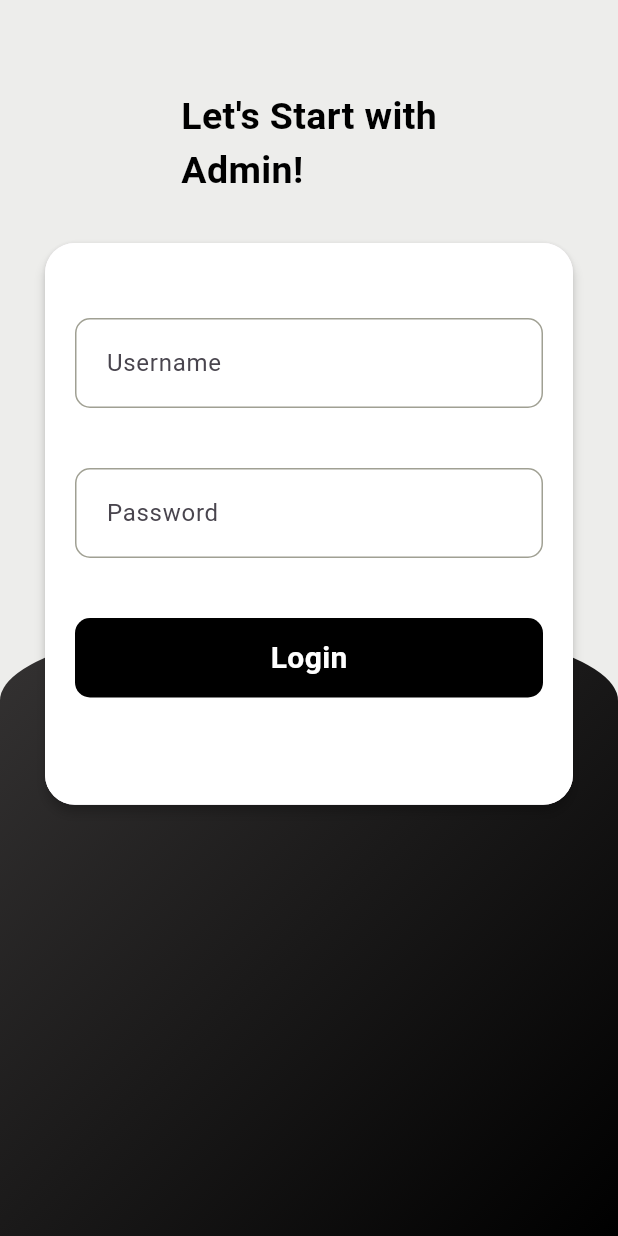
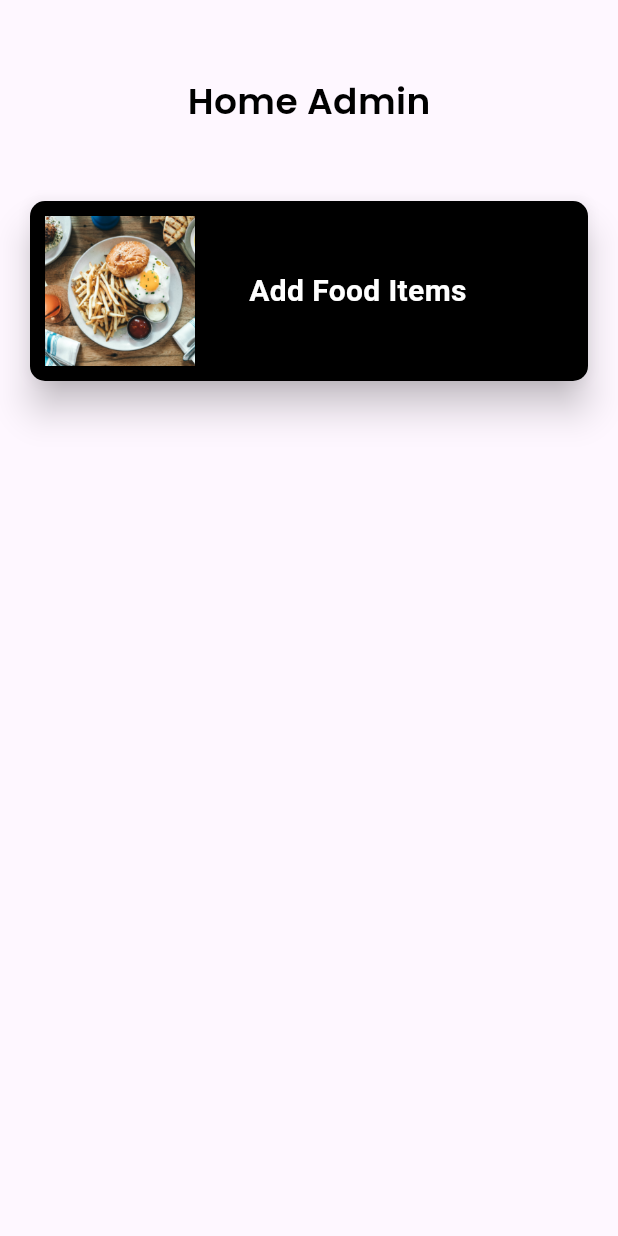
Before and after one commit to CassBo/bakery_app_cassiel_mariana, a Flutter app: the screen it shows after launch, on a phone screen of 412 x 824 dp. Run offline on Flutter 3.47's test engine with Material 3 defaults, Android fonts, the phone set to English and light mode, and no system bars; our stand-ins replace cloud_firestore, curved_navigation_bar, firebase_auth, firebase_core, image_picker; missing offline and left inert: flutter_stripe; accounts and stored records are empty.

Commit message:
4:00:22-4:32:20

```diff
--- /dev/null
+++ b/lib/admin/home_admin.dart
@@ -0,0 +1,75 @@
+import 'package:bakery_app_cassiel_mariana/admin/add_food.dart';
+import 'package:bakery_app_cassiel_mariana/widget/widget_support.dart';
+import 'package:flutter/material.dart';
+
+class HomeAdmin extends StatefulWidget {
+  const HomeAdmin({super.key});
+
+  @override
+  State<HomeAdmin> createState() => _HomeAdminState();
+}
+
+class _HomeAdminState extends State<HomeAdmin> {
+  @override
+  Widget build(BuildContext context) {
+    return Scaffold(
+      body: SingleChildScrollView(
+        physics: BouncingScrollPhysics(),
+        child: Container(
+          margin: EdgeInsets.only(top: 50.0, left: 20.0, right: 20.0),
+          child: Column(
+            children: [
+              Center(
+                child: Text(
+                  "Home Admin",
+                  style: AppWidget.headlineTextFeildStyle(),
+                ),
+              ),
+              SizedBox(height: 50.0),
+              GestureDetector(
+                onTap: () {
+                  Navigator.push(
+                      context, MaterialPageRoute(builder: (context) => AddFood()));
+                },
+                child: Material(
+                  elevation: 10.0,
+                  borderRadius: BorderRadius.circular(10),
+                  child: Container(
+                    padding: EdgeInsets.all(4),
+                    decoration: BoxDecoration(
+                      color: Colors.black,
+                      borderRadius: BorderRadius.circular(10),
+                    ),
+                    child: Row(
+                      children: [
+                        Padding(
+                          padding: EdgeInsets.all(6.0),
+                          child: Image.asset(
+                            "images/food.jpg",
+                            height: 100,
+                            width: 100,
+                            fit: BoxFit.cover,
+                          ),
+                        ),
+                        SizedBox(width: 30.0),
+                        Text(
+                          "Add Food Items",
+                          style: TextStyle(
+                            color: Colors.white,
+                            fontSize: 20.0,
+                            fontWeight: FontWeight.bold,
+                          ),
+                        ),
+                      ],
+                    ),
+                  ),
+                ),
+              ),
+              SizedBox(height: 20.0),
+            ],
+          ),
+        ),
+      ),
+    );
+  }
+}
--- a/lib/main.dart
+++ b/lib/main.dart
@@ -1,4 +1,5 @@
 import 'package:bakery_app_cassiel_mariana/admin/admin_login.dart';
+import 'package:bakery_app_cassiel_mariana/admin/home_admin.dart';
 import 'package:bakery_app_cassiel_mariana/firebase_options.dart';
 import 'package:bakery_app_cassiel_mariana/pages/bottomnav.dart';
 import 'package:bakery_app_cassiel_mariana/pages/home.dart';
@@ -49,7 +50,7 @@
         // tested with just a hot reload.
         colorScheme: ColorScheme.fromSeed(seedColor: Colors.deepPurple),
       ),
-      home: AdminLogin()
+      home: HomeAdmin()
     );
   }
 }
--- a/pubspec.yaml
+++ b/pubspec.yaml
@@ -36,6 +36,10 @@ dependencies:
   cloud_firestore: ^5.6.5
   flutter_stripe: ^11.4.0
   http: ^1.3.0
+  random_string: ^2.3.1
+  shared_preferences: ^2.5.3
+  image_picker: ^1.1.2
+  firebase_storage: ^12.4.5
 
 
 
```
Also changed, not shown: lib/admin/add_food.dart (added, +208 -0 lines), lib/admin/admin_login.dart (+44 -1 lines), images/food.jpg (added), pubspec.lock, 5 other files.
